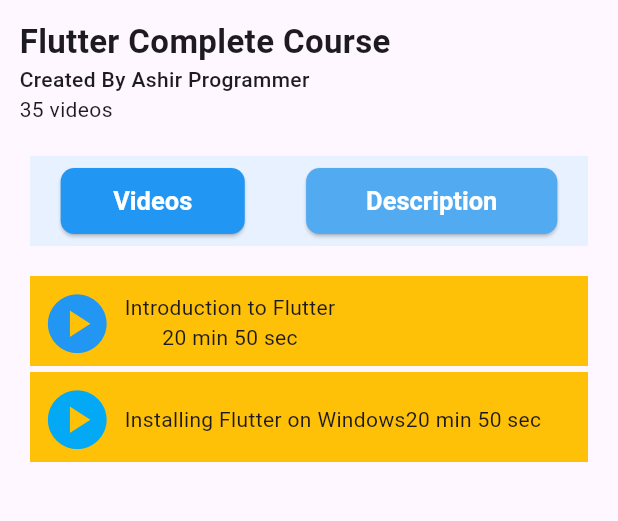
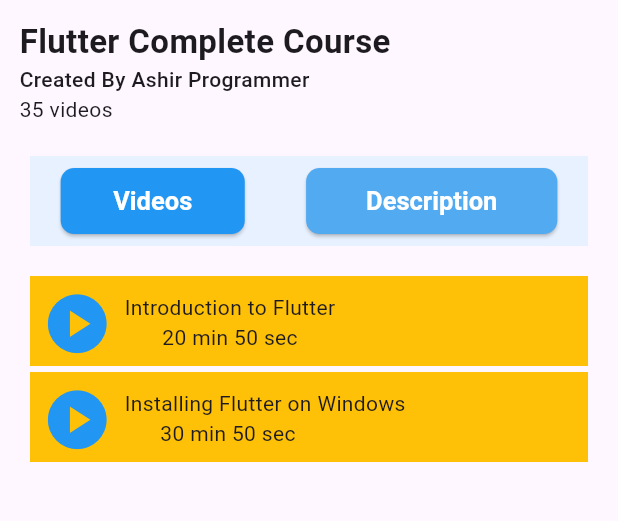
Before and after one commit to ashir227/Flutter_Practise, a Flutter app: the screen it shows after launch, on a phone screen of 412 x 824 dp, the part 396-917 px from its top. Run offline on Flutter 3.47's test engine with Material 3 defaults, Android fonts, the phone set to English and light mode, and no system bars.

Commit message:
Add feature

```diff
--- a/login/lib/Uipage.dart
+++ b/login/lib/Uipage.dart
@@ -162,27 +162,32 @@ class _UIState extends State<UI> {
           Container(
             color: Colors.amber,
             height: 60,
+            // padding: EdgeInsets.only(top: 10),
+            // color: Colors.yellow,
             margin: EdgeInsets.symmetric(horizontal: 20),
-            // padding: EdgeInsets.symmetric(horizontal: 10),
-            child: Column(
+            child: Row(
               children: [
-                Column(
-                  children: [
-                    Row(
-                      children: [
-                        IconButton(
-                          onPressed: () {},
-                          icon: Icon(
-                            Icons.play_circle,
-                            size: 47,
-                            color: Colors.lightBlue,
-                          ),
+                IconButton(
+                  onPressed: () {},
+                  icon: Icon(Icons.play_circle, size: 47, color: Colors.blue),
+                ),
+                SizedBox(height: 10),
+                Container(
+                  padding: EdgeInsets.only(top: 11),
+                  child: Column(
+                    crossAxisAlignment: CrossAxisAlignment.center,
+                    children: [
+                      Text("Installing Flutter on Windows"),
+                      Container(
+                        width: 140,
+
+                        child: Column(
+                          crossAxisAlignment: CrossAxisAlignment.start,
+                          children: [Text("30 min 50 sec")],
                         ),
-                        Text("Installing Flutter on Windows"),
-                        Text("20 min 50 sec"),
-                      ],
-                    ),
-                  ],
+                      ),
+                    ],
+                  ),
                 ),
               ],
             ),
```
